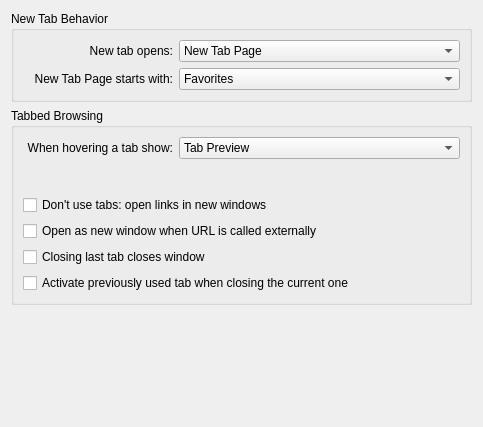
Above: src/settings/settings_tabs.ui from KDE/rekonq before the change. Below: the same form after it.
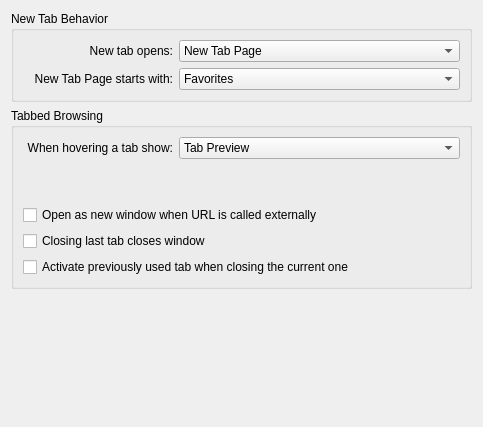
That is the form after the change. Custom widgets are drawn as their Qt base class.

Commit message:
Check settings
Remove unuseful option with "tabs up"

```diff
--- a/src/settings/settings_tabs.ui
+++ b/src/settings/settings_tabs.ui
@@ -191,13 +191,6 @@
         </property>
        </spacer>
       </item>
-      <item>
-       <widget class="QCheckBox" name="kcfg_openLinksInNewWindow">
-        <property name="text">
-         <string>Don't use tabs: open links in new windows</string>
-        </property>
-       </widget>
-      </item>
       <item>
        <widget class="QCheckBox" name="kcfg_openExternalLinksInNewWindow">
         <property name="text">
```
The commit also changes 2 other files.
